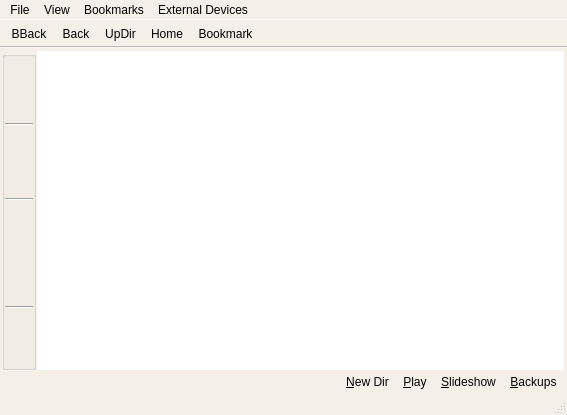
This is lumina-fm/MainUI.ui in lumina-desktop/lumina as Qt 5 draws it before an edit. The edited form follows.
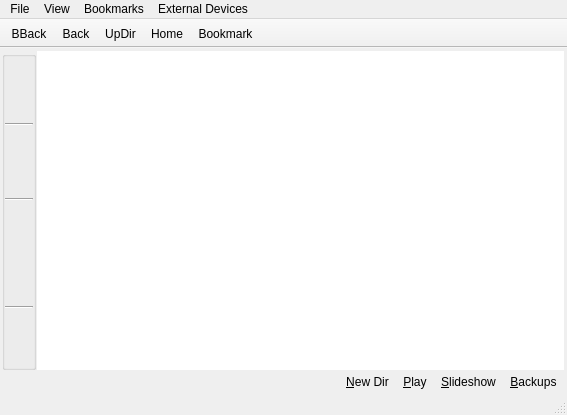
This is the edited form. Icons and pictures are not drawn.

Commit message: Get the new LuminaThemes class working with a sample color theme for Insight (for testing). The theme loading/usage appears to be working, now I just need to generalize the theme template so that it applies to all the QAbstract* widgets

Diff of the .ui file:
```diff
--- a/lumina-fm/MainUI.ui
+++ b/lumina-fm/MainUI.ui
@@ -13,74 +13,6 @@
   <property name="windowTitle">
    <string>Insight</string>
   </property>
-  <property name="styleSheet">
-   <string notr="true">QWidget{ color: black; }
-QWidget#page_browser,#page_audioPlayer,#page_zfs,#page_image_view{background: 
-qradialgradient(cx: 0.5, cy: -1.8, fx: 0.5, fy: 0, radius: 2, 
-stop: 0 #9abbbe,
-stop: 1 #7292bf); 
-}
-QMainWindow, QMenu{ background: #f4f0e8; }
-QMenuBar, QMenuBar::item, QToolBar{ background: transparent; }
-QMenuBar::item:selected, QMenuBar::item:pressed, QMenu::item:selected{ background: qradialgradient(cx: 0.5, cy: -1.8, fx: 0.5, fy: 0, radius: 2, 
-stop: 0 #f9fafc,
-stop: 1 #7292bf);
-color: black;
-}
-QMenu::item{ background: transparent; border: none; color: black; padding: 2px 25px 2px 20px;}
-QMenu::indicator{ width: 14px; height: 14px; }
-
- QMenu::indicator:non-exclusive:unchecked {
-     image: url(:/trolltech/styles/commonstyle/images/standardbutton-no-16.png);
- }
-
- QMenu::indicator:non-exclusive:unchecked:selected {
-     image: url(:/trolltech/styles/commonstyle/images/standardbutton-no-16.png);
- }
-
- QMenu::indicator:non-exclusive:checked {
-     image: url(:/trolltech/styles/commonstyle/images/standardbutton-yes-16.png);
- }
-
- QMenu::indicator:non-exclusive:checked:selected {
-     image: url(:/trolltech/styles/commonstyle/images/standardbutton-yes-16.png);
- }
-
- QTabBar::tab {
-     background: qradialgradient(cx: 0.5, cy: -1.8, fx: 0.5, fy: 0, radius: 2, 
-stop: 0 #f5f0e7,
-stop: 1 #efeeed);
-     border-bottom: 2px solid white;
-     border-bottom-color: white; /* same as the pane color */
-     border-top-left-radius: 4px;
-     border-top-right-radius: 4px;
-     min-width: 8ex;
-     padding: 2px;
- }
-
- QTabBar::tab:selected{
-     background: qradialgradient(cx: 0.5, cy: -1.8, fx: 0.5, fy: 0, radius: 2, 
-stop: 0 #f5f0e7,
-stop: 1 #fbf2e1);
- }
-QTabBar::tab:hover {
-     background: qradialgradient(cx: 0.5, cy: -1.8, fx: 0.5, fy: 0, radius: 2, 
-stop: 0 #f5f0e7,
-stop: 1 #d0dbea);
- }
-
- QTabBar::tab:!selected {
-     margin-top: 2px; /* make non-selected tabs look smaller */
- }
-
-QToolTip{
-  background: #f4f0e8;
-  border: 1px solid #d0dbea;
-  border-radius: 2px;
-  padding: 1px;
-  color: black;
-}</string>
-  </property>
   <widget class="QWidget" name="centralwidget">
    <layout class="QHBoxLayout" name="horizontalLayout_2">
     <property name="margin">
```
The commit also changes 8 other files.
